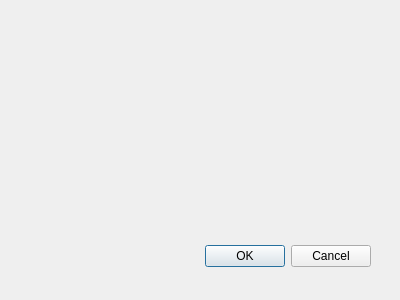
CowboyCoders/cow_player, file src/settings_dialog.ui: the form before one commit.
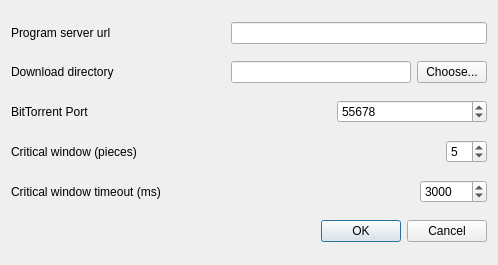
The form after the commit.

Commit message: a lot of work on cow_player. updated the gui to be more follow HIG, added an icon, added nicer buttons, added settings dialog which reads init values from config file. also changed cowplayer namespace to cow_player

What changed in the file:
```diff
--- a/src/settings_dialog.ui
+++ b/src/settings_dialog.ui
@@ -8,29 +8,211 @@
    <rect>
     <x>0</x>
     <y>0</y>
-    <width>400</width>
-    <height>300</height>
+    <width>498</width>
+    <height>265</height>
    </rect>
   </property>
   <property name="windowTitle">
    <string>Dialog</string>
   </property>
-  <widget class="QDialogButtonBox" name="buttonBox">
-   <property name="geometry">
-    <rect>
-     <x>30</x>
-     <y>240</y>
-     <width>341</width>
-     <height>32</height>
-    </rect>
-   </property>
-   <property name="orientation">
-    <enum>Qt::Horizontal</enum>
-   </property>
-   <property name="standardButtons">
-    <set>QDialogButtonBox::Cancel|QDialogButtonBox::Ok</set>
-   </property>
-  </widget>
+  <layout class="QVBoxLayout" name="verticalLayout_2">
+   <item>
+    <layout class="QHBoxLayout" name="horizontalLayout_3">
+     <item>
+      <widget class="QLabel" name="program_server_url_label_">
+       <property name="text">
+        <string>Program server url</string>
+       </property>
+      </widget>
+     </item>
+     <item>
+      <spacer name="program_server_url_hspacer_">
+       <property name="orientation">
+        <enum>Qt::Horizontal</enum>
+       </property>
+       <property name="sizeHint" stdset="0">
+        <size>
+         <width>556</width>
+         <height>5</height>
+        </size>
+       </property>
+      </spacer>
+     </item>
+     <item>
+      <widget class="QLineEdit" name="program_server_url_line_">
+       <property name="minimumSize">
+        <size>
+         <width>256</width>
+         <height>0</height>
+        </size>
+       </property>
+      </widget>
+     </item>
+    </layout>
+   </item>
+   <item>
+    <layout class="QHBoxLayout" name="horizontalLayout_4">
+     <item>
+      <widget class="QLabel" name="download_dir_label_">
+       <property name="text">
+        <string>Download directory</string>
+       </property>
+      </widget>
+     </item>
+     <item>
+      <spacer name="download_dir_hspacer_">
+       <property name="orientation">
+        <enum>Qt::Horizontal</enum>
+       </property>
+       <property name="sizeHint" stdset="0">
+        <size>
+         <width>375</width>
+         <height>5</height>
+        </size>
+       </property>
+      </spacer>
+     </item>
+     <item>
+      <widget class="QLineEdit" name="download_dir_line_">
+       <property name="minimumSize">
+        <size>
+         <width>180</width>
+         <height>0</height>
+        </size>
+       </property>
+      </widget>
+     </item>
+     <item>
+      <widget class="QPushButton" name="download_dir_button_">
+       <property name="maximumSize">
+        <size>
+         <width>70</width>
+         <height>16777215</height>
+        </size>
+       </property>
+       <property name="text">
+        <string>Choose...</string>
+       </property>
+      </widget>
+     </item>
+    </layout>
+   </item>
+   <item>
+    <layout class="QHBoxLayout" name="horizontalLayout_5">
+     <item>
+      <widget class="QLabel" name="bt_port_label_">
+       <property name="text">
+        <string>BitTorrent Port</string>
+       </property>
+      </widget>
+     </item>
+     <item>
+      <spacer name="bt_port_hspacer_">
+       <property name="orientation">
+        <enum>Qt::Horizontal</enum>
+       </property>
+       <property name="sizeHint" stdset="0">
+        <size>
+         <width>375</width>
+         <height>5</height>
+        </size>
+       </property>
+      </spacer>
+     </item>
+     <item>
+      <widget class="QSpinBox" name="bt_port_spinbox_">
+       <property name="minimumSize">
+        <size>
+         <width>150</width>
+         <height>0</height>
+        </size>
+       </property>
+       <property name="maximum">
+        <number>65535</number>
+       </property>
+       <property name="value">
+        <number>55678</number>
+       </property>
+      </widget>
+     </item>
+    </layout>
+   </item>
+   <item>
+    <layout class="QHBoxLayout" name="horizontalLayout">
+     <item>
+      <widget class="QLabel" name="critical_window_label_">
+       <property name="text">
+        <string>Critical window (pieces)</string>
+       </property>
+      </widget>
+     </item>
+     <item>
+      <spacer name="critical_window_hspacer_">
+       <property name="orientation">
+        <enum>Qt::Horizontal</enum>
+       </property>
+       <property name="sizeHint" stdset="0">
+        <size>
+         <width>556</width>
+         <height>5</height>
+        </size>
+       </property>
+      </spacer>
+     </item>
+     <item>
+      <widget class="QSpinBox" name="critical_window_spinbox_">
+       <property name="value">
+        <number>5</number>
+       </property>
+      </widget>
+     </item>
+    </layout>
+   </item>
+   <item>
+    <layout class="QHBoxLayout" name="horizontalLayout_2">
+     <item>
+      <widget class="QLabel" name="timeout_label_">
+       <property name="text">
+        <string>Critical window timeout (ms)</string>
+       </property>
+      </widget>
+     </item>
+     <item>
+      <spacer name="timeout_hspacer_">
+       <property name="orientation">
+        <enum>Qt::Horizontal</enum>
+       </property>
+       <property name="sizeHint" stdset="0">
+        <size>
+         <width>556</width>
+         <height>5</height>
+        </size>
+       </property>
+      </spacer>
+     </item>
+     <item>
+      <widget class="QSpinBox" name="timeout_spinbox_">
+       <property name="maximum">
+        <number>100000</number>
+       </property>
+       <property name="value">
+        <number>3000</number>
+       </property>
+      </widget>
+     </item>
+    </layout>
+   </item>
+   <item>
+    <widget class="QDialogButtonBox" name="button_box_">
+     <property name="orientation">
+      <enum>Qt::Horizontal</enum>
+     </property>
+     <property name="standardButtons">
+      <set>QDialogButtonBox::Cancel|QDialogButtonBox::Ok</set>
+     </property>
+    </widget>
+   </item>
+  </layout>
  </widget>
  <pixmapfunction/>
  <resources/>
```
Left out of the diff: 42 changed lines with no effect on the pictures. The commit also changes 12 other files.
